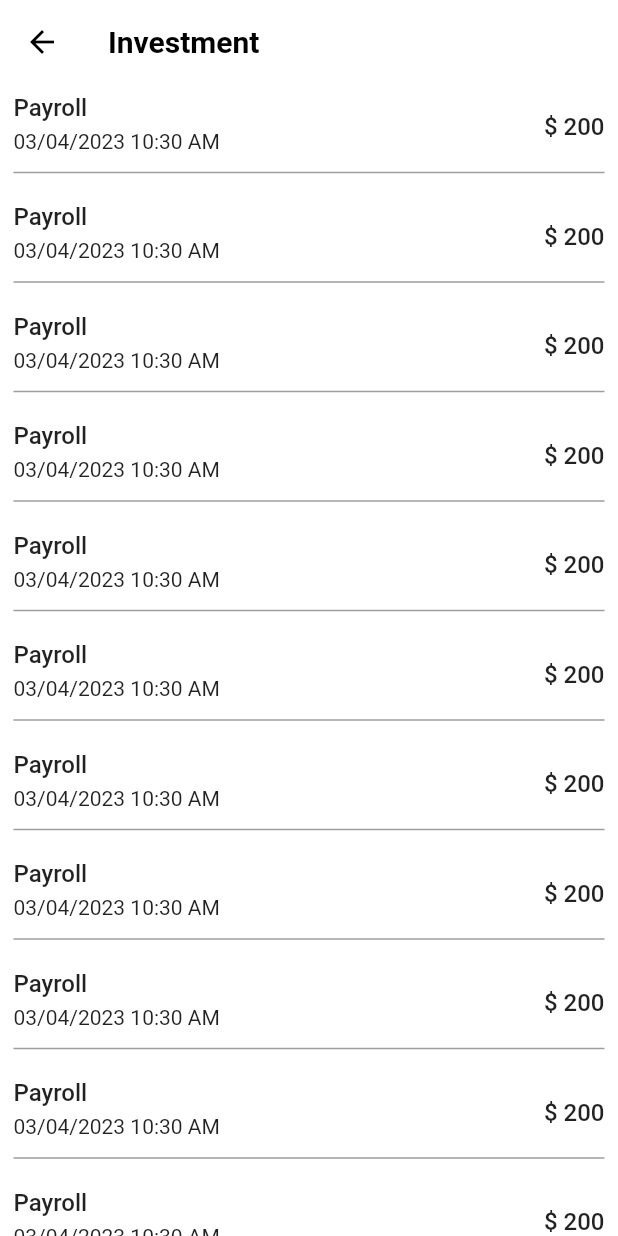
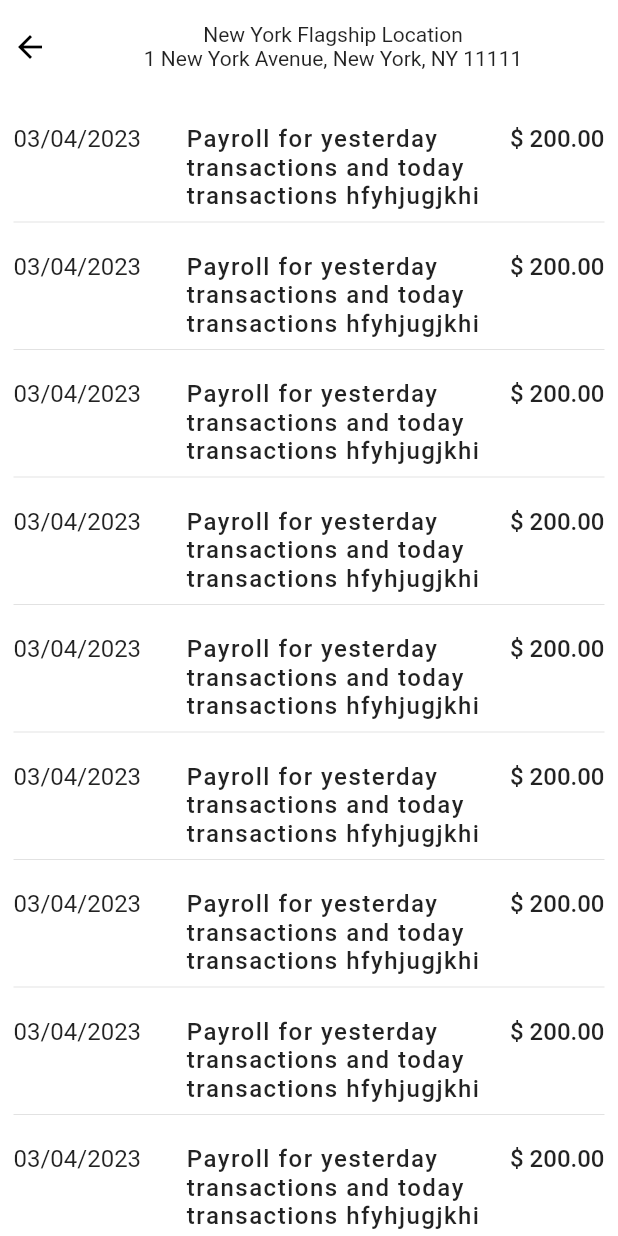
Before and after one commit to freddysundowner/dashboard, a Flutter app: the screen it shows after launch, after a tap on "Investment", on a phone screen of 412 x 824 dp. Run offline on Flutter 3.47's test engine with Material 2 defaults, Android fonts, the phone set to English and light mode, and no system bars; our stand-ins replace get.

Commit message:
updated home page design

```diff
--- a/lib/details_page.dart
+++ b/lib/details_page.dart
@@ -10,23 +10,38 @@ class DetailsPage extends StatelessWidget {
   @override
   Widget build(BuildContext context) {
     return Scaffold(
-      appBar: AppBar(
-        leading: IconButton(
-            onPressed: () {
+      body: SafeArea(
+        child: Column(
+          children: [
+            SizedBox(height: 15),
+            Row(
+              children: [
+                Padding(
+                  padding: const EdgeInsets.only(left: 8.0),
+                  child: InkWell(
+                    onTap: () {
                       Get.back();
                     },
-            icon: Icon(
+                    child: Icon(
                       Icons.arrow_back,
                       color: Colors.black,
-            )),
-        backgroundColor: Colors.white,
-        elevation: 0.0,
-        title: Text(
-          "${title}",
-          style: TextStyle(color: Colors.black, fontWeight: FontWeight.bold),
                     ),
                   ),
-      body: ListView.builder(
+                ),
+                Spacer(),
+                Column(
+                  mainAxisAlignment: MainAxisAlignment.center,
+                  children: [
+                    Text("New York Flagship Location"),
+                    Text("1 New York Avenue, New York, NY 11111"),
+                  ],
+                ),
+                Spacer(),
+              ],
+            ),
+            SizedBox(height: 30),
+            Expanded(
+              child: ListView.builder(
                   shrinkWrap: true,
                   itemCount: 20,
                   itemBuilder: (context, index) {
@@ -37,42 +52,48 @@ class DetailsPage extends StatelessWidget {
                         crossAxisAlignment: CrossAxisAlignment.start,
                         children: [
                           Row(
-                    crossAxisAlignment: CrossAxisAlignment.center,
                             mainAxisAlignment: MainAxisAlignment.spaceBetween,
-                    children: [
-                      Column(
                             crossAxisAlignment: CrossAxisAlignment.start,
                             children: [
                               Text(
-                            "Payroll",
+                                DateFormat("dd/MM/yyyy").format(DateTime.now()),
                                 style: TextStyle(
-                                fontSize: 16, fontWeight: FontWeight.w500),
+                                    fontSize: 16, fontWeight: FontWeight.w400),
                               ),
-                          SizedBox(height: 5),
-                          Text(
-                            DateFormat("dd/MM/yyyy hh:mm a")
-                                .format(DateTime.now()),
+                              SizedBox(
+                                width: 30,
+                              ),
+                              Flexible(
+                                child: Center(
+                                  child: Text(
+                                    "Payroll for yesterday transactions and today transactions hfyhjugjkhi",
+                                    softWrap: true,
                                     style: TextStyle(
-                                fontSize: 14, fontWeight: FontWeight.w400),
+                                        letterSpacing: 1,
+                                        fontSize: 16,
+                                        fontWeight: FontWeight.w500),
                                   ),
-                          SizedBox(height: 5),
-                        ],
+                                ),
                               ),
                               Text(
-                        "\$ 200",
+                                "\$ 200.00",
                                 style: TextStyle(
                                     fontSize: 16, fontWeight: FontWeight.w500),
                               ),
                             ],
                           ),
                           Divider(
-                    thickness: 1,
+                            thickness: 0.2,
                             color: Colors.grey,
                           )
                         ],
                       ),
                     );
                   }),
+            ),
+          ],
+        ),
+      ),
     );
   }
 }
--- a/lib/grid_dashboard.dart
+++ b/lib/grid_dashboard.dart
@@ -5,48 +5,60 @@ import 'package:get/get.dart';
 class GridDashboard extends StatelessWidget {
   Items item1 = new Items(
       title: "Investment",
-      subtitle: "Sanlam",
-      event: "\$ 20",
+      subtitle: "All money invested by the partner",
+      event: "\$ 20.00",
       color: Color(0XFF97d1c8));
 
   Items item2 = new Items(
       title: "Expenses",
-      subtitle: "Electric Bills",
-      event: "\$ 70",
+      subtitle: "All paid expenses",
+      event: "\$ 70.00",
       color: Color(0XFF212e68));
   Items item3 = new Items(
       title: "Income",
-      subtitle: "Leasing",
-      event: "\$ 120",
+      subtitle: "All received and recorded income",
+      event: "\$ 120.00",
       color: Colors.amber.withOpacity(0.6));
   Items item4 = new Items(
       title: "Outstanding payables",
-      subtitle: "Farm Daily",
-      event: "\$ 300",
+      subtitle: "All unpaid payables",
+      event: "\$ 300.00",
       color: Colors.black.withOpacity(0.6));
   Items item5 = new Items(
       title: "Outstanding liabilities",
-      subtitle: "Loan ",
-      event: "\$ 100",
+      subtitle: "All client billed account receivable",
+      event: "\$ 100.00",
       color: Colors.grey.withOpacity(0.6));
   Items item6 = new Items(
       title: " Current account balance",
-      subtitle: "Saving Account",
-      event: "\$ 500",
+      subtitle: "Outstanding estimated account receivable",
+      event: "\$ 500.00",
       color: Colors.purpleAccent.withOpacity(0.6));
+
+  Items item7 = new Items(
+      title: "Current partners available payout",
+      subtitle: "Maximum amount the partner can currently request",
+      event: "\$ 400.00",
+      color: Color(0XFFf6e6a8));
 
   @override
   Widget build(BuildContext context) {
-    List<Items> myList = [item1, item2, item3, item4, item5, item6];
+    List<Items> myList = [item1, item2, item3, item4, item5, item6, item7];
 
     return Scaffold(
       backgroundColor: Colors.white,
-      appBar: AppBar(
-        titleSpacing: 5,
-        elevation: 0.0,
-        backgroundColor: Colors.white,
-        title: Row(
+      body: SafeArea(
+        child: Column(
+          children: [
+            SizedBox(height: 15),
+            Text("New York Flagship Location"),
+            Text("1 New York Avenue, New York, NY 11111"),
+            SizedBox(height: 15),
+            Padding(
+              padding: const EdgeInsets.symmetric(horizontal: 5.0),
+              child: Row(
                 crossAxisAlignment: CrossAxisAlignment.start,
+                mainAxisAlignment: MainAxisAlignment.spaceBetween,
                 children: [
                   Icon(Icons.add, size: 35, color: Color(0XFF97d1c8)),
                   Column(
@@ -67,19 +79,33 @@ class GridDashboard extends StatelessWidget {
                         ),
                       ),
                     ],
-            )
+                  ),
+                  Spacer(),
+                  Container(
+                    decoration: BoxDecoration(
+                        color: Color(0XFF212e68), shape: BoxShape.circle),
+                    child: Icon(
+                      Icons.person,
+                      color: Colors.white,
+                      size: 30,
+                    ),
+                  ),
                 ],
               ),
             ),
-      body: Container(
+            SizedBox(height: 15),
+            Expanded(
+              child: Container(
                   margin: EdgeInsets.only(top: 10, left: 20, right: 20),
                   child: ListView.builder(
                       itemCount: myList.length,
                       shrinkWrap: true,
+                      physics:ScrollPhysics(),
                       itemBuilder: (context, index) {
                         return InkWell(
                           onTap: () {
-                    Get.to(() => DetailsPage(title:"${myList[index].title}".capitalize));
+                            Get.to(() => DetailsPage(
+                                title: "${myList[index].title}".capitalize));
                           },
                           child: Container(
                             margin: EdgeInsets.only(bottom: 20),
@@ -97,7 +123,7 @@ class GridDashboard extends StatelessWidget {
                                   style: TextStyle(
                                     color: Colors.white,
                                     fontSize: 16,
-                            fontWeight: FontWeight.w600,
+                                    fontWeight: FontWeight.w500,
                                   ),
                                 ),
                                 SizedBox(height: 8),
@@ -123,6 +149,10 @@ class GridDashboard extends StatelessWidget {
                           ),
                         );
                       })),
+            ),
+          ],
+        ),
+      ),
     );
   }
 }
```
Lines whose indentation alone changed are shown as unchanged.
